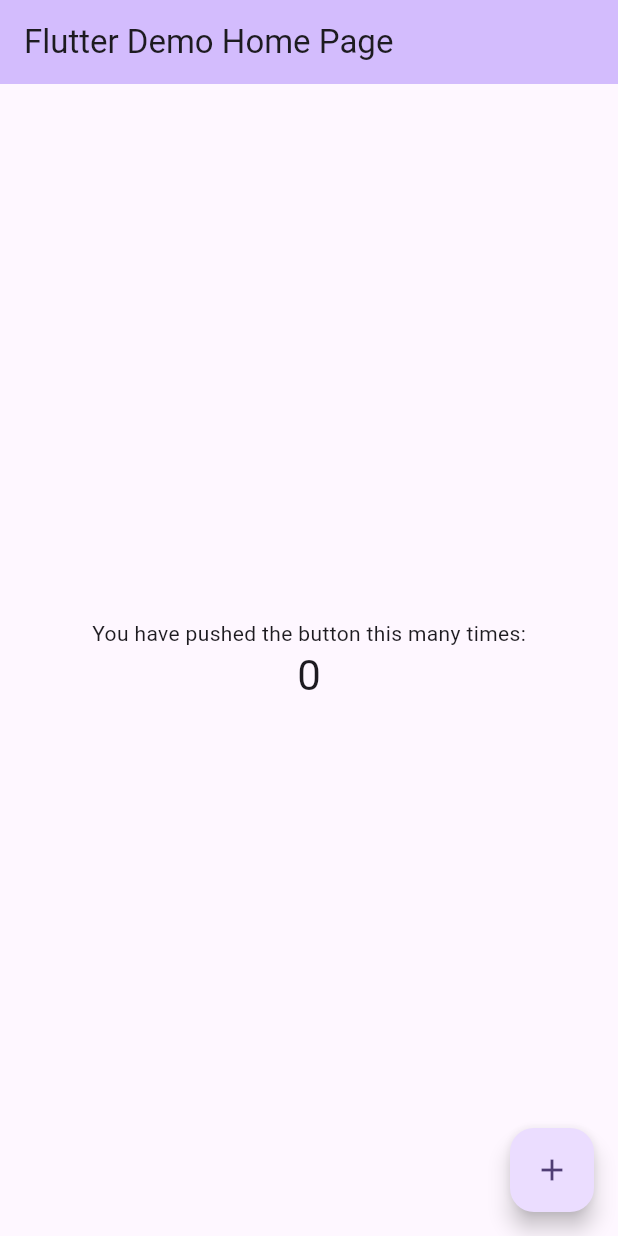
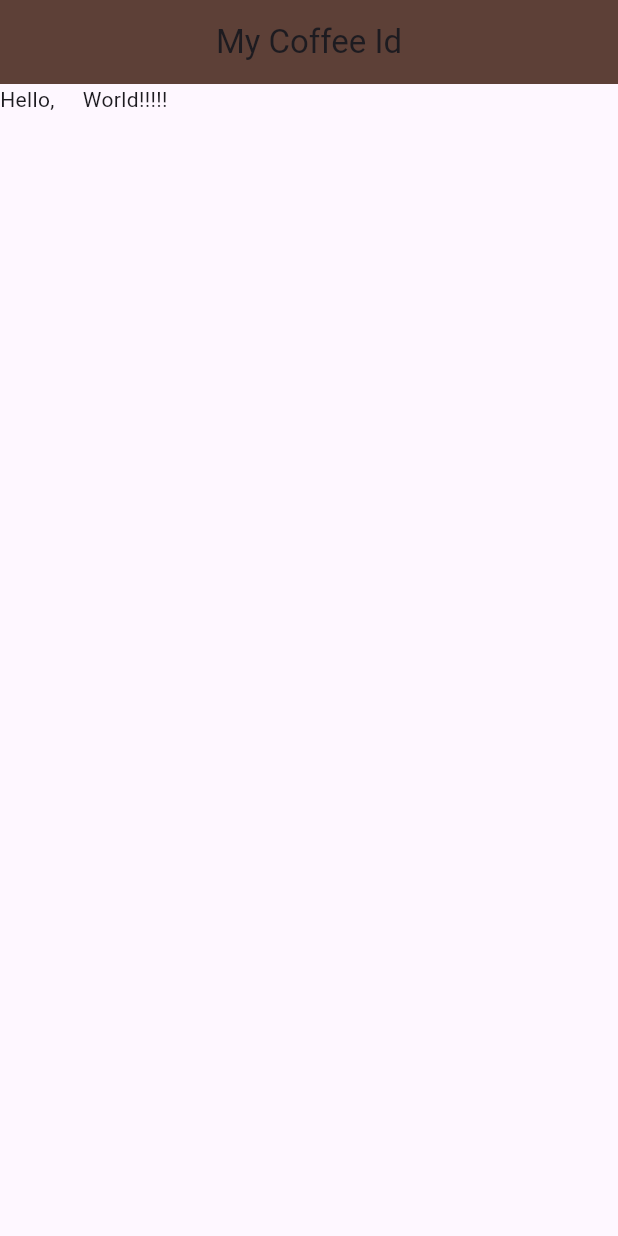
Before and after one commit to simunde/Coffe_Card, a Flutter app: the screen it shows after launch, on a phone screen of 412 x 824 dp. Run offline on Flutter 3.47's test engine with Material 3 defaults, Android fonts, the phone set to English and light mode, and no system bars.

Commit message:
Created own stateless widget

```diff
--- a/lib/main.dart
+++ b/lib/main.dart
@@ -1,125 +1,24 @@
 import 'package:flutter/material.dart';
+import 'package:flutter/widgets.dart';
 
 void main() {
-  runApp(const MyApp());
+  runApp(MaterialApp(
+      home: Scaffold(
+    appBar: AppBar(
+      title: const Text('My Coffee Id'),
+      backgroundColor: Colors.brown[700],
+      centerTitle: true,
+    ),
+    body: const Home(),
+  )));
+  //body: Center(child: Text("Hello World")))));
 }
 
-class MyApp extends StatelessWidget {
-  const MyApp({super.key});
-
-  // This widget is the root of your application.
-  @override
-  Widget build(BuildContext context) {
-    return MaterialApp(
-      title: 'Flutter Demo',
-      theme: ThemeData(
-        // This is the theme of your application.
-        //
-        // TRY THIS: Try running your application with "flutter run". You'll see
-        // the application has a purple toolbar. Then, without quitting the app,
-        // try changing the seedColor in the colorScheme below to Colors.green
-        // and then invoke "hot reload" (save your changes or press the "hot
-        // reload" button in a Flutter-supported IDE, or press "r" if you used
-        // the command line to start the app).
-        //
-        // Notice that the counter didn't reset back to zero; the application
-        // state is not lost during the reload. To reset the state, use hot
-        // restart instead.
-        //
-        // This works for code too, not just values: Most code changes can be
-        // tested with just a hot reload.
-        colorScheme: ColorScheme.fromSeed(seedColor: Colors.deepPurple),
-        useMaterial3: true,
-      ),
-      home: const MyHomePage(title: 'Flutter Demo Home Page'),
-    );
-  }
-}
-
-class MyHomePage extends StatefulWidget {
-  const MyHomePage({super.key, required this.title});
-
-  // This widget is the home page of your application. It is stateful, meaning
-  // that it has a State object (defined below) that contains fields that affect
-  // how it looks.
-
-  // This class is the configuration for the state. It holds the values (in this
-  // case the title) provided by the parent (in this case the App widget) and
-  // used by the build method of the State. Fields in a Widget subclass are
-  // always marked "final".
-
-  final String title;
-
-  @override
-  State<MyHomePage> createState() => _MyHomePageState();
-}
-
-class _MyHomePageState extends State<MyHomePage> {
-  int _counter = 0;
-
-  void _incrementCounter() {
-    setState(() {
-      // This call to setState tells the Flutter framework that something has
-      // changed in this State, which causes it to rerun the build method below
-      // so that the display can reflect the updated values. If we changed
-      // _counter without calling setState(), then the build method would not be
-      // called again, and so nothing would appear to happen.
-      _counter++;
-    });
-  }
+class Home extends StatelessWidget {
+  const Home({super.key});
 
   @override
   Widget build(BuildContext context) {
-    // This method is rerun every time setState is called, for instance as done
-    // by the _incrementCounter method above.
-    //
-    // The Flutter framework has been optimized to make rerunning build methods
-    // fast, so that you can just rebuild anything that needs updating rather
-    // than having to individually change instances of widgets.
-    return Scaffold(
-      appBar: AppBar(
-        // TRY THIS: Try changing the color here to a specific color (to
-        // Colors.amber, perhaps?) and trigger a hot reload to see the AppBar
-        // change color while the other colors stay the same.
-        backgroundColor: Theme.of(context).colorScheme.inversePrimary,
-        // Here we take the value from the MyHomePage object that was created by
-        // the App.build method, and use it to set our appbar title.
-        title: Text(widget.title),
-      ),
-      body: Center(
-        // Center is a layout widget. It takes a single child and positions it
-        // in the middle of the parent.
-        child: Column(
-          // Column is also a layout widget. It takes a list of children and
-          // arranges them vertically. By default, it sizes itself to fit its
-          // children horizontally, and tries to be as tall as its parent.
-          //
-          // Column has various properties to control how it sizes itself and
-          // how it positions its children. Here we use mainAxisAlignment to
-          // center the children vertically; the main axis here is the vertical
-          // axis because Columns are vertical (the cross axis would be
-          // horizontal).
-          //
-          // TRY THIS: Invoke "debug painting" (choose the "Toggle Debug Paint"
-          // action in the IDE, or press "p" in the console), to see the
-          // wireframe for each widget.
-          mainAxisAlignment: MainAxisAlignment.center,
-          children: <Widget>[
-            const Text(
-              'You have pushed the button this many times:',
-            ),
-            Text(
-              '$_counter',
-              style: Theme.of(context).textTheme.headlineMedium,
-            ),
-          ],
-        ),
-      ),
-      floatingActionButton: FloatingActionButton(
-        onPressed: _incrementCounter,
-        tooltip: 'Increment',
-        child: const Icon(Icons.add),
-      ), // This trailing comma makes auto-formatting nicer for build methods.
-    );
+    return const Text("Hello,     World!!!!!");
   }
 }
```
Also changed, not shown: 6 other files.
